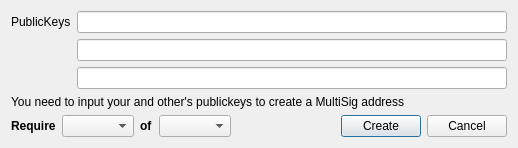
Before: the Qt Designer form src/qt/forms/createmultisigaddrdialog.ui in 60E/naocanfen, drawn with Qt 5.
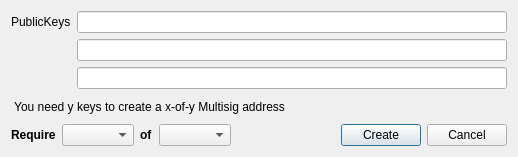
After: the same form once the commit is applied.

Commit message: MultiSig address create, import and export move to address page

```diff
--- a/src/qt/forms/createmultisigaddrdialog.ui
+++ b/src/qt/forms/createmultisigaddrdialog.ui
@@ -7,7 +7,7 @@
     <x>0</x>
     <y>0</y>
     <width>518</width>
-    <height>147</height>
+    <height>157</height>
    </rect>
   </property>
   <property name="windowTitle">
@@ -61,7 +61,7 @@
    <item>
     <widget class="QLabel" name="label_5">
      <property name="text">
-      <string>You need to input your and other's publickeys to create a MultiSig address</string>
+      <string> You need y keys to create a x-of-y Multisig address</string>
      </property>
     </widget>
    </item>
```
The commit also changes 10 other files.
